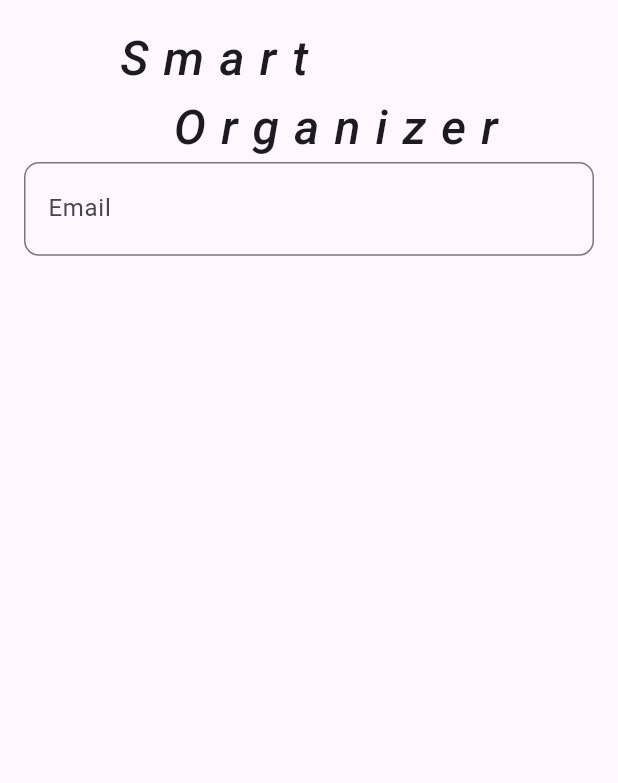
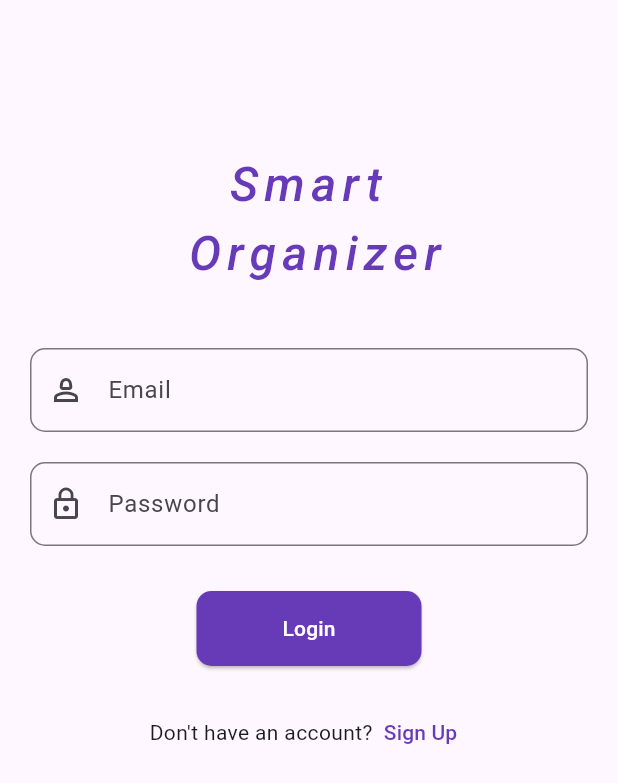
Before and after one commit to Dpi-001/Smart_Organizer, a Flutter app: the screen it shows after launch, on a phone screen of 412 x 824 dp. Shown: the top 783 px of the screen. Run offline on Flutter 3.47's test engine with Material 3 defaults, Android fonts, the phone set to English and light mode, and no system bars.

Commit message:
LoginScreen: Main Login Page

```diff
--- a/lib/features/auth/presentation/screens/login_screen.dart
+++ b/lib/features/auth/presentation/screens/login_screen.dart
@@ -1,18 +1,24 @@
 import 'package:flutter/material.dart';
 
 class LoginScreen extends StatelessWidget {
-  const LoginScreen({super.key});
-  // This widget is the root of your application.
+  LoginScreen({super.key});
 
+  final _formKey = GlobalKey<FormState>();
+  final _emailController = TextEditingController();
+  final _passwordController = TextEditingController();
+
+  // Reusable input field widget
   TextFormField inputFields({
     required BuildContext context,
     required String hintText,
     required String labelText,
     required IconData icon,
+    required TextEditingController controller,
     bool obscure = false,
     TextInputType? textInputType,
   }) {
     return TextFormField(
+      controller: controller,
       decoration: InputDecoration(
         border: OutlineInputBorder(borderRadius: BorderRadius.circular(10.0)),
         prefixIcon: Icon(icon),
@@ -20,8 +26,10 @@ class LoginScreen extends StatelessWidget {
         labelText: labelText,
       ),
       onTapOutside: (event) => FocusScope.of(context).unfocus(),
-      onSaved: (newValue) {},
       validator: (value) {
+        if (value == null || value.isEmpty) {
+          return "Please enter $labelText";
+        }
         return null;
       },
       keyboardType: textInputType,
@@ -29,45 +37,110 @@ class LoginScreen extends StatelessWidget {
     );
   }
 
+  void _login(BuildContext context) {
+    if (_formKey.currentState!.validate()) {
+      final email = _emailController.text;
+      final password = _passwordController.text;
+
+      if (email == "admin@gmail.com" && password == "admin123") {
+        ScaffoldMessenger.of(
+          context,
+        ).showSnackBar(SnackBar(content: Text("Login successful")));
+        // Navigate to home or dashboard screen
+      } else {
+        ScaffoldMessenger.of(
+          context,
+        ).showSnackBar(SnackBar(content: Text("Invalid email or password")));
+      }
+    }
+  }
+
   @override
   Widget build(BuildContext context) {
     return Scaffold(
       body: SafeArea(
-        child: Padding(
-          padding: const EdgeInsets.all(16),
+        child: SingleChildScrollView(
+          padding: const EdgeInsets.symmetric(
+            horizontal: 20.0,
+            vertical: 100.0,
+          ),
           child: Column(
+            crossAxisAlignment: CrossAxisAlignment.start,
             children: [
-              Text(
-                "Smart \n  Organizer",
-                style: TextStyle(
-                  fontSize: 32,
-                  fontStyle: FontStyle.italic,
-                  fontWeight: FontWeight.w500,
-                  letterSpacing: 10,
+              Center(
+                child: Text(
+                  "Smart \n Organizer",
+                  textAlign: TextAlign.center,
+                  style: TextStyle(
+                    fontSize: 32,
+                    fontStyle: FontStyle.italic,
+                    fontWeight: FontWeight.w500,
+                    color: Colors.deepPurple,
+                    letterSpacing: 4,
+                  ),
                 ),
               ),
+              SizedBox(height: 40),
               Form(
+                key: _formKey,
                 child: Column(
                   children: [
-                    TextFormField(
-                      decoration: InputDecoration(
-                        border: OutlineInputBorder(
-                          borderRadius: BorderRadius.circular(10),
+                    // Email Field
+                    inputFields(
+                      context: context,
+                      hintText: "Enter your email",
+                      labelText: "Email",
+                      icon: Icons.person_2_outlined,
+                      controller: _emailController,
+                      obscure: false,
+                      textInputType: TextInputType.emailAddress,
+                    ),
+                    SizedBox(height: 20),
+
+                    // Password Field
+                    inputFields(
+                      context: context,
+                      hintText: "Enter your password",
+                      labelText: "Password",
+                      icon: Icons.lock_outline,
+                      obscure: true,
+                      controller: _passwordController,
+                      textInputType: TextInputType.visiblePassword,
+                    ),
+                    SizedBox(height: 30),
+
+                    // Login Button
+                    ElevatedButton(
+                      onPressed: () => _login(context),
+                      style: ElevatedButton.styleFrom(
+                        minimumSize: Size(150, 50),
+                        backgroundColor: Colors.deepPurple,
+                        foregroundColor: Colors.white,
+                        shape: RoundedRectangleBorder(
+                          borderRadius: BorderRadius.circular(10.0),
                         ),
-                        prefix: Icon(Icons.email_outlined, color: Colors.grey),
-                        labelText: "Email",
-                        hintText: "Enter your email",
                       ),
-                      onTap: () => FocusScope.of(context).unfocus(),
-                      onSaved: (newValue) {},
-                      validator: (value) {
-                        return null;
-                      },
-                      keyboardType: TextInputType.emailAddress,
-                      obscureText: true,
+                      child: Text("Login"),
                     ),
                   ],
                 ),
+              ),
+              SizedBox(height: 20),
+              Row(
+                mainAxisAlignment: MainAxisAlignment.center,
+                children: [
+                  Text("Don't have an account?"),
+                  TextButton(
+                    onPressed: () {
+                      Navigator.pushNamed(context, '/registerScreen');
+                    },
+                    style: TextButton.styleFrom(
+                      padding: EdgeInsets.zero,
+                      foregroundColor: Colors.deepPurple,
+                    ),
+                    child: Text("Sign Up"),
+                  ),
+                ],
               ),
             ],
           ),
```
